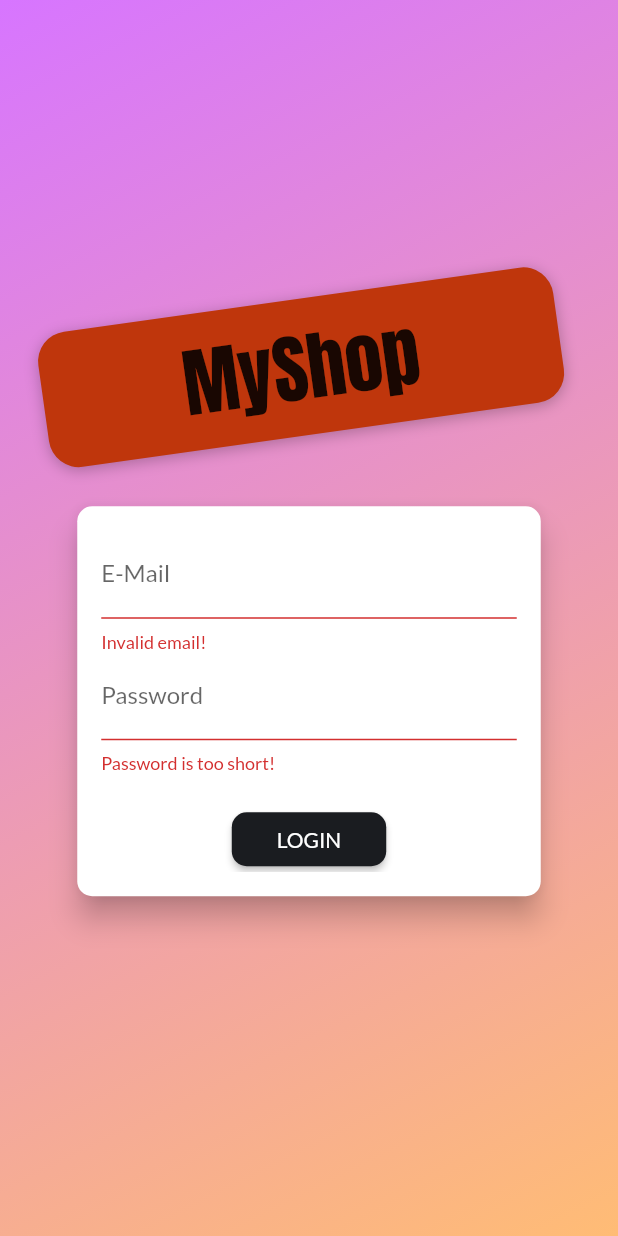
After one commit to Eshaan-B/shop-app, a Flutter app: the screen it shows after launch, after a tap on "LOGIN", on a phone screen of 412 x 824 dp. The commit adds this screen. Run offline on Flutter 3.47's test engine with Material 2 defaults, Android fonts, the phone set to English and light mode, and no system bars; network calls fail.

Commit message:
Added signup

```diff
--- a/lib/main.dart
+++ b/lib/main.dart
@@ -9,6 +9,8 @@ import 'providers/orders.dart';
 import 'screens/OrdersScreen.dart';
 import 'screens/user_product_screen.dart';
 import 'screens/edit_product.dart';
+import 'screens/auth_screen.dart';
+import 'providers/auth.dart';
 
 void main() => runApp(MyApp());
 
@@ -30,6 +32,9 @@ class MyApp extends StatelessWidget {
     return MultiProvider(
       providers: [
         ChangeNotifierProvider(
+          create: (ctx) => Auth(),
+        ),
+        ChangeNotifierProvider(
           create: (ctx) => Products(),
         ),
         ChangeNotifierProvider(
@@ -47,12 +52,13 @@ class MyApp extends StatelessWidget {
           fontFamily: 'Lato',
         ),
         routes: {
-          '/': (ctx) => ProductsOverviewScreen(),
+          '/': (ctx) => AuthScreen(),
+          ProductsOverviewScreen.routeName: (ctx) => ProductsOverviewScreen(),
           ProductDetailScreen.routeName: (ctx) => ProductDetailScreen(),
           CartScreen.routeName: (ctx) => CartScreen(),
           OrdersScreen.routeName: (ctx) => OrdersScreen(),
           UserProductsScreen.routeName: (ctx) => UserProductsScreen(),
-          EditProductScreen.routeName:(ctx)=>EditProductScreen(),
+          EditProductScreen.routeName: (ctx) => EditProductScreen(),
         },
       ),
     );
--- /dev/null
+++ b/lib/providers/auth.dart
@@ -0,0 +1,28 @@
+import 'package:provider/provider.dart';
+import 'package:flutter/widgets.dart';
+import 'dart:convert';
+import 'package:http/http.dart' as http;
+
+class Auth with ChangeNotifier{
+  String _token;
+  DateTime _expiryDate;
+  String _userId;
+
+  Future<void> signUp(String email, String password) async {
+    final url = Uri.parse(
+        "https://identitytoolkit.googleapis.com/v1/accounts:signUp?key=AIzaSyBRnHbW0PL43daMwpKLHy2ul8xT4TCdyxQ");
+    final extractedData = await http.post(
+      url,
+      body: json.encode({
+        'email': email,
+        'password': password,
+        'returnSecureToken': true,
+      }),
+    ).catchError((err){
+      throw err;
+    });
+    final res=json.decode(extractedData.body);
+    print(res);
+
+  }
+}
--- a/lib/screens/CartScreen.dart
+++ b/lib/screens/CartScreen.dart
@@ -79,8 +79,7 @@ class OrderButton extends StatelessWidget {
 
   @override
   Widget build(BuildContext context) {
-    return FlatButton(
-      textColor: Theme.of(context).primaryColor,
+    return TextButton(
       onPressed: (cart.totalAmount <= 0)
           ? null
           : () {
--- /dev/null
+++ b/lib/screens/auth_screen.dart
@@ -0,0 +1,233 @@
+import 'dart:math';
+import 'package:flutter/material.dart';
+import 'package:provider/provider.dart  ';
+
+import '../providers/auth.dart';
+
+enum AuthMode { Signup, Login }
+
+class AuthScreen extends StatelessWidget {
+  static const routeName = '/auth';
+
+  @override
+  Widget build(BuildContext context) {
+    final deviceSize = MediaQuery.of(context).size;
+    // final transformConfig = Matrix4.rotationZ(-8 * pi / 180);
+    // transformConfig.translate(-10.0);
+    return Scaffold(
+      // resizeToAvoidBottomInset: false,
+      body: Stack(
+        children: <Widget>[
+          Container(
+            decoration: BoxDecoration(
+              gradient: LinearGradient(
+                colors: [
+                  Color.fromRGBO(215, 117, 255, 1),
+                  Color.fromRGBO(255, 188, 117, 1)
+                ],
+                begin: Alignment.topLeft,
+                end: Alignment.bottomRight,
+                stops: [0, 1],
+              ),
+            ),
+          ),
+          SingleChildScrollView(
+            child: Container(
+              height: deviceSize.height,
+              width: deviceSize.width,
+              child: Column(
+                mainAxisAlignment: MainAxisAlignment.center,
+                crossAxisAlignment: CrossAxisAlignment.center,
+                children: <Widget>[
+                  Flexible(
+                    child: Container(
+                      margin: EdgeInsets.only(bottom: 20.0),
+                      padding:
+                          EdgeInsets.symmetric(vertical: 8.0, horizontal: 94.0),
+                      transform: Matrix4.rotationZ(-8 * pi / 180)
+                        ..translate(-10.0),
+                      // ..translate(-10.0),
+                      decoration: BoxDecoration(
+                        borderRadius: BorderRadius.circular(20),
+                        color: Colors.deepOrange.shade900,
+                        boxShadow: [
+                          BoxShadow(
+                            blurRadius: 8,
+                            color: Colors.black26,
+                            offset: Offset(0, 2),
+                          )
+                        ],
+                      ),
+                      child: Text(
+                        'MyShop',
+                        style: TextStyle(
+                          color: Theme.of(context).accentTextTheme.title.color,
+                          fontSize: 50,
+                          fontFamily: 'Anton',
+                          fontWeight: FontWeight.normal,
+                        ),
+                      ),
+                    ),
+                  ),
+                  Flexible(
+                    flex: deviceSize.width > 600 ? 2 : 1,
+                    child: AuthCard(),
+                  ),
+                ],
+              ),
+            ),
+          ),
+        ],
+      ),
+    );
+  }
+}
+
+class AuthCard extends StatefulWidget {
+  const AuthCard({
+    Key key,
+  }) : super(key: key);
+
+  @override
+  _AuthCardState createState() => _AuthCardState();
+}
+
+class _AuthCardState extends State<AuthCard> {
+  final GlobalKey<FormState> _formKey = GlobalKey();
+  AuthMode _authMode = AuthMode.Login;
+  Map<String, String> _authData = {
+    'email': '',
+    'password': '',
+  };
+  var _isLoading = false;
+  final _passwordController = TextEditingController();
+
+  void _submit() async {
+    print("submit() triggered");
+    if (!_formKey.currentState.validate()) {
+      // Invalid!
+      print("Invalid data");
+      return;
+    }
+    _formKey.currentState.save();
+    setState(() {
+      _isLoading = true;
+    });
+    if (_authMode == AuthMode.Login) {
+      // Log user in
+    } else {
+      // Sign user up
+      print("Signup");
+      try {
+        await Provider.of<Auth>(context, listen: false)
+            .signUp(_authData['email'], _authData['password']);
+      } catch (err) {
+        ScaffoldMessenger.of(context)
+            .showSnackBar(SnackBar(content: Text("Some error occured")));
+      }
+    }
+    setState(() {
+      _isLoading = false;
+    });
+  }
+
+  void _switchAuthMode() {
+    if (_authMode == AuthMode.Login) {
+      setState(() {
+        _authMode = AuthMode.Signup;
+      });
+    } else {
+      setState(() {
+        _authMode = AuthMode.Login;
+      });
+    }
+  }
+
+  @override
+  Widget build(BuildContext context) {
+    final deviceSize = MediaQuery.of(context).size;
+    return Card(
+      shape: RoundedRectangleBorder(
+        borderRadius: BorderRadius.circular(10.0),
+      ),
+      elevation: 8.0,
+      child: Container(
+        height: _authMode == AuthMode.Signup ? 320 : 260,
+        constraints:
+            BoxConstraints(minHeight: _authMode == AuthMode.Signup ? 320 : 260),
+        width: deviceSize.width * 0.75,
+        padding: EdgeInsets.all(16.0),
+        child: Form(
+          key: _formKey,
+          child: SingleChildScrollView(
+            child: Column(
+              children: <Widget>[
+                TextFormField(
+                  decoration: InputDecoration(labelText: 'E-Mail'),
+                  keyboardType: TextInputType.emailAddress,
+                  validator: (value) {
+                    if (value.isEmpty || !value.contains('@')) {
+                      return 'Invalid email!';
+                    }
+                    return null;
+                  },
+                  onSaved: (value) {
+                    _authData['email'] = value;
+                  },
+                ),
+                TextFormField(
+                  decoration: InputDecoration(labelText: 'Password'),
+                  obscureText: true,
+                  controller: _passwordController,
+                  validator: (value) {
+                    if (value.isEmpty || value.length < 5) {
+                      return 'Password is too short!';
+                    }
+                    return null;
+                  },
+                  onSaved: (value) {
+                    _authData['password'] = value;
+                  },
+                ),
+                if (_authMode == AuthMode.Signup)
+                  TextFormField(
+                    enabled: _authMode == AuthMode.Signup,
+                    decoration: InputDecoration(labelText: 'Confirm Password'),
+                    obscureText: true,
+                    validator: _authMode == AuthMode.Signup
+                        ? (value) {
+                            if (value != _passwordController.text) {
+                              return 'Passwords do not match!';
+                            }
+                          }
+                        : null,
+                  ),
+                SizedBox(
+                  height: 20,
+                ),
+                if (_isLoading)
+                  CircularProgressIndicator()
+                else
+                  ElevatedButton(
+                    style: ElevatedButton.styleFrom(
+                        padding:
+                            EdgeInsets.symmetric(vertical: 5, horizontal: 30),
+                        shape: RoundedRectangleBorder(
+                            borderRadius: BorderRadius.circular(10.0))),
+                    child:
+                        Text(_authMode == AuthMode.Login ? 'LOGIN' : 'SIGN UP'),
+                    onPressed: _submit,
+                  ),
+                TextButton(
+                  child: Text(
+                      '${_authMode == AuthMode.Login ? 'SIGNUP' : 'LOGIN'} INSTEAD'),
+                  onPressed: _switchAuthMode,
+                ),
+              ],
+            ),
+          ),
+        ),
+      ),
+    );
+  }
+}
--- a/lib/screens/products_overview_screen.dart
+++ b/lib/screens/products_overview_screen.dart
@@ -15,6 +15,7 @@ enum FilterOptions {
 }
 
 class ProductsOverviewScreen extends StatefulWidget {
+  static const routeName="/productsOverviewScreen";
   @override
   _ProductsOverviewScreenState createState() => _ProductsOverviewScreenState();
 }
```
